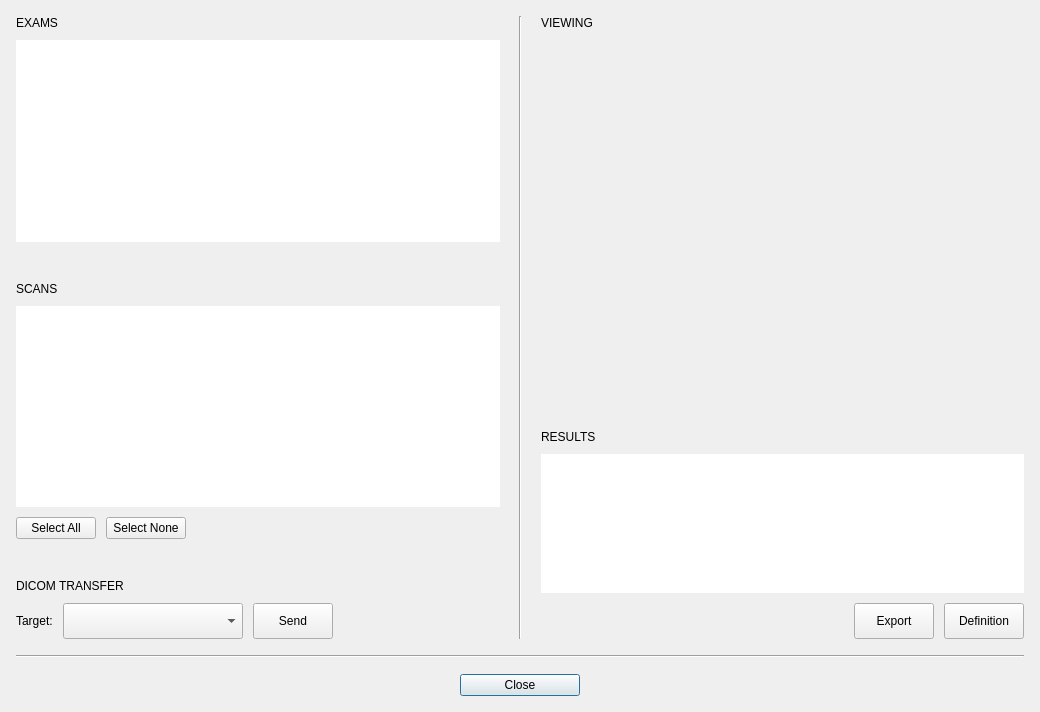
Old version of the form services/ui/forms/studyviewer.ui in the repository mri4all/console.
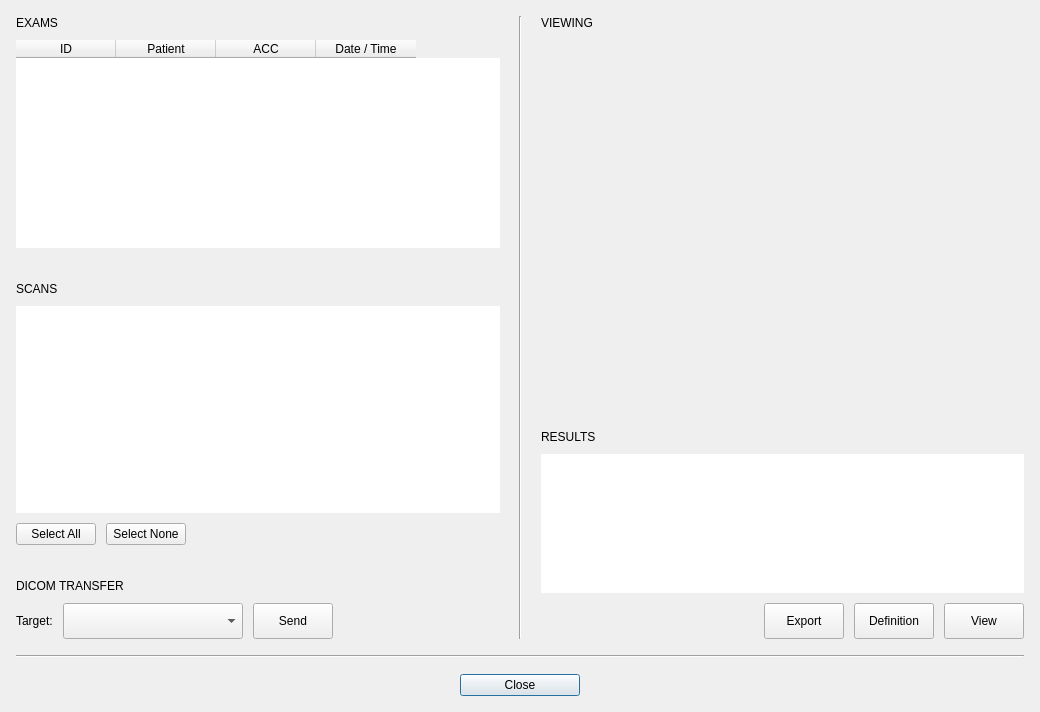
New version of the form.

Patch:
```diff
--- a/services/ui/forms/studyviewer.ui
+++ b/services/ui/forms/studyviewer.ui
@@ -44,25 +44,66 @@
         </widget>
        </item>
        <item>
-        <widget class="QListWidget" name="examListWidget">
-         <property name="minimumSize">
-          <size>
-           <width>0</width>
-           <height>0</height>
-          </size>
-         </property>
+        <widget class="QTableWidget" name="examTableWidget">
          <property name="frameShape">
           <enum>QFrame::NoFrame</enum>
          </property>
          <property name="lineWidth">
           <number>0</number>
          </property>
+         <property name="editTriggers">
+          <set>QAbstractItemView::NoEditTriggers</set>
+         </property>
+         <property name="showDropIndicator" stdset="0">
+          <bool>false</bool>
+         </property>
+         <property name="dragDropOverwriteMode">
+          <bool>false</bool>
+         </property>
          <property name="alternatingRowColors">
           <bool>true</bool>
          </property>
-         <property name="modelColumn">
-          <number>0</number>
+         <property name="selectionMode">
+          <enum>QAbstractItemView::SingleSelection</enum>
          </property>
+         <property name="selectionBehavior">
+          <enum>QAbstractItemView::SelectRows</enum>
+         </property>
+         <property name="sortingEnabled">
+          <bool>true</bool>
+         </property>
+         <property name="cornerButtonEnabled">
+          <bool>true</bool>
+         </property>
+         <attribute name="horizontalHeaderShowSortIndicator" stdset="0">
+          <bool>true</bool>
+         </attribute>
+         <attribute name="verticalHeaderVisible">
+          <bool>false</bool>
+         </attribute>
+         <attribute name="verticalHeaderHighlightSections">
+          <bool>false</bool>
+         </attribute>
+         <column>
+          <property name="text">
+           <string>ID</string>
+          </property>
+         </column>
+         <column>
+          <property name="text">
+           <string>Patient</string>
+          </property>
+         </column>
+         <column>
+          <property name="text">
+           <string>ACC</string>
+          </property>
+         </column>
+         <column>
+          <property name="text">
+           <string>Date / Time</string>
+          </property>
+         </column>
         </widget>
        </item>
        <item>
@@ -76,7 +117,7 @@
          <property name="sizeHint" stdset="0">
           <size>
            <width>20</width>
-           <height>30</height>
+           <height>24</height>
           </size>
          </property>
         </spacer>
@@ -161,7 +202,7 @@
          <property name="sizeHint" stdset="0">
           <size>
            <width>20</width>
-           <height>30</height>
+           <height>24</height>
           </size>
          </property>
         </spacer>
@@ -402,6 +443,22 @@
            </property>
           </widget>
          </item>
+         <item>
+          <widget class="QPushButton" name="loadToViewerButton">
+           <property name="minimumSize">
+            <size>
+             <width>0</width>
+             <height>36</height>
+            </size>
+           </property>
+           <property name="text">
+            <string>View</string>
+           </property>
+           <property name="autoDefault">
+            <bool>false</bool>
+           </property>
+          </widget>
+         </item>
         </layout>
        </item>
       </layout>
@@ -473,6 +530,9 @@
        <property name="text">
         <string>Close</string>
        </property>
+       <property name="default">
+        <bool>true</bool>
+       </property>
       </widget>
      </item>
      <item>
```
